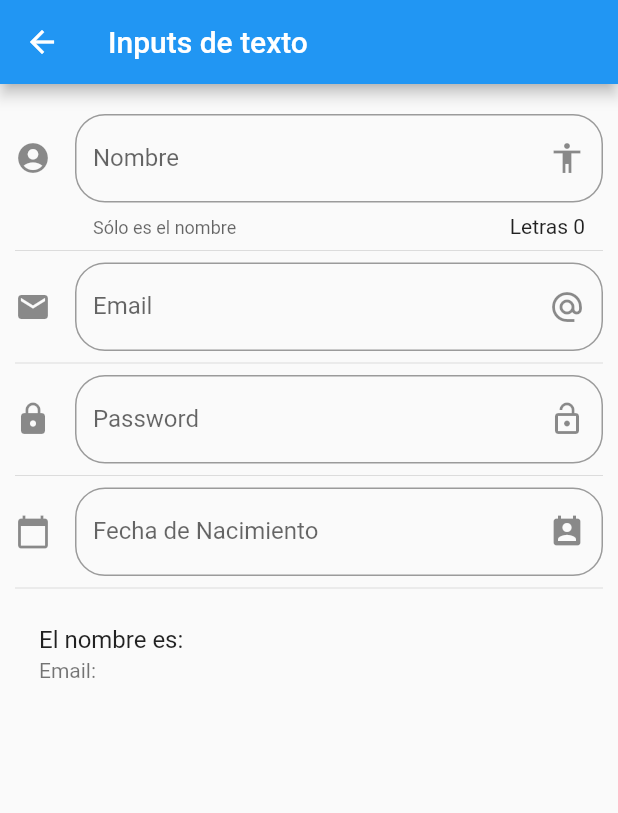
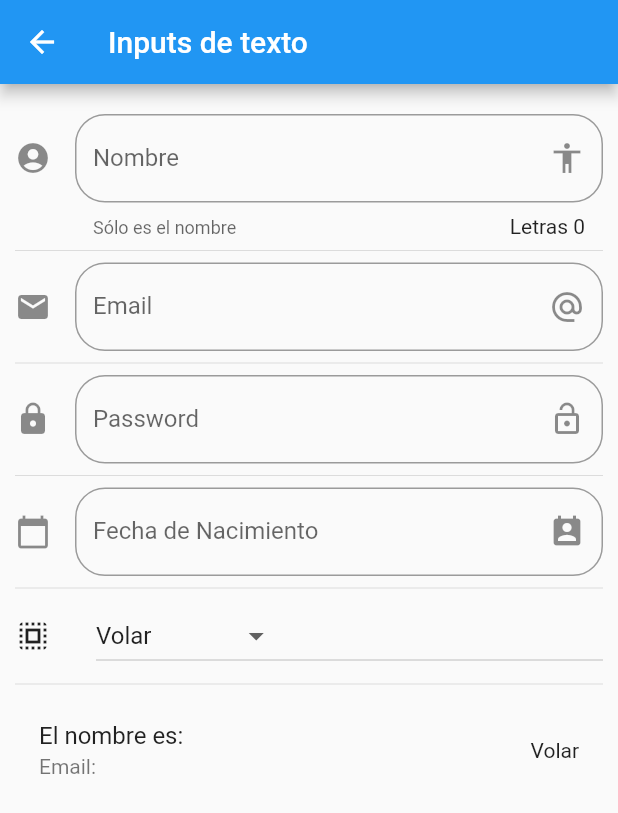
Before and after one commit to keremyalex/componentes, a Flutter app: the InputPage screen opened by its route, on a phone screen of 412 x 824 dp. Shown: the top 813 px of the screen. Run offline on Flutter 3.47's test engine with Material 2 defaults, Android fonts, the phone set to English and light mode, and no system bars.

```diff
--- a/lib/src/pages/input_page.dart
+++ b/lib/src/pages/input_page.dart
@@ -11,6 +11,10 @@ class _InputPageState extends State<InputPage> {
   String _nombre = '';
   String _email = '';
   String _fecha = '';
+
+  String _opcionSeleccionada = 'Volar';
+
+  List<String> _poderes = ['Volar', 'Rayos X', 'Super Aliento', 'Super Fuerza'];
 
   TextEditingController _inputFieldDateController = new TextEditingController();
 
@@ -30,6 +34,8 @@ class _InputPageState extends State<InputPage> {
           _crearPassword(),
           Divider(),
           _crearFecha(context),
+          Divider(),
+          _crearDropdown(),
           Divider(),
           _crearPersona(),
         ],
@@ -65,6 +71,7 @@ class _InputPageState extends State<InputPage> {
     return ListTile(
       title: Text('El nombre es: $_nombre'),
       subtitle: Text('Email: $_email'),
+      trailing: Text(_opcionSeleccionada),
     );
   }
 
@@ -146,5 +153,41 @@ class _InputPageState extends State<InputPage> {
 
   }
 
+  List<DropdownMenuItem<String>> getOpcionesDropdown(){
+
+    List<DropdownMenuItem<String>> lista = new List();
+
+    _poderes.forEach((poder) {
+      lista.add(DropdownMenuItem(
+        child: Text(poder),
+        value: poder,
+      ));
+     });
+    return lista;
+  }
+
+  Widget _crearDropdown() {
+    return Row(
+      children: <Widget>[
+        Icon(Icons.select_all),
+        SizedBox(width: 30.0,),
+        Expanded(
+          child: DropdownButton(
+            value: _opcionSeleccionada,
+            items: getOpcionesDropdown(),
+            onChanged: (opt) {
+              setState(() {
+                _opcionSeleccionada = opt;
+              });
+            },
+          ),
+        ),
+      ],
+    );
+
+
+
+  }
+
 
 }
```
